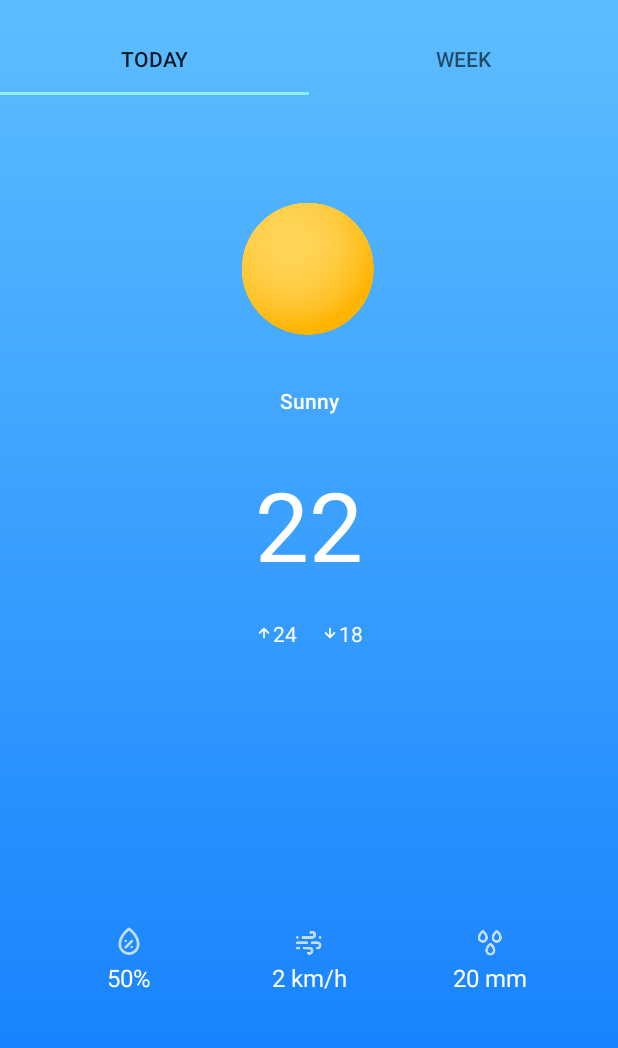
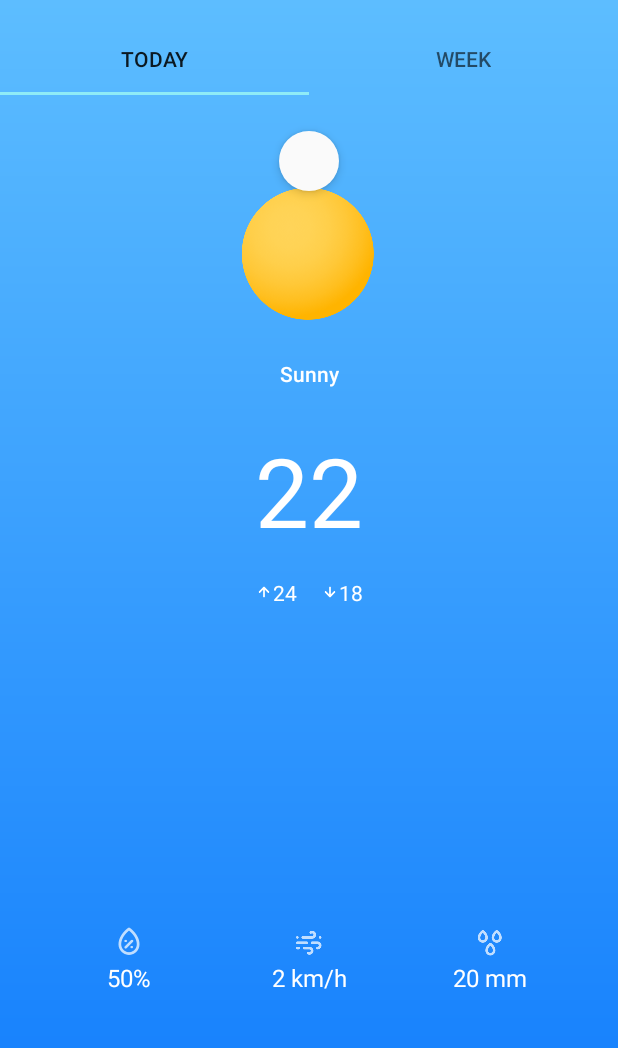
Before and after one commit to Cvt69/WeatherApp, an Android app: the screen it shows after launch (MainActivity), on a phone screen of 412 x 824 dp, the part 137-1185 px from its top. Run offline under Robolectric (Android 15) with nearby library versions, the phone set to English and light mode, and no system bars.

Commit message:
Correcao Tela today, conexao do json com o fragment today

```diff
--- a/app/src/main/java/com/example/firstapp/stdio/weatherapp/fragments/TodayFragment.kt
+++ b/app/src/main/java/com/example/firstapp/stdio/weatherapp/fragments/TodayFragment.kt
@@ -6,21 +6,79 @@
 import android.view.LayoutInflater
 import android.view.View
 import android.view.ViewGroup
+import android.widget.ImageView
+import android.widget.TextView
+import androidx.lifecycle.Observer
+import androidx.lifecycle.ViewModel
+import androidx.lifecycle.ViewModelProviders
+import androidx.swiperefreshlayout.widget.SwipeRefreshLayout
 
 import com.example.firstapp.stdio.weatherapp.R
+import com.example.firstapp.stdio.weatherapp.model.WeatherModel
+import com.example.firstapp.stdio.weatherapp.model.WeatherRequest
+import kotlinx.android.synthetic.main.fragment_week.*
+import java.lang.String
 
 /**
  * A simple [Fragment] subclass.
  */
 class TodayFragment : Fragment() {
 
+    private lateinit var forecast: TextView
+    private lateinit var windSpeed: TextView
+    private lateinit var viewHumitidy: TextView
+    private lateinit var viewPrecipitation: TextView
+    private lateinit var viewTemp: TextView
+    private lateinit var viewMaxTemp: TextView
+    private lateinit var viewMinTemp: TextView
+    private lateinit var imageTemp: ImageView
+    private lateinit var swiper: SwipeRefreshLayout
+    private lateinit var weatherViewModel: WeatherViewModel
+
     override fun onCreateView(
         inflater: LayoutInflater, container: ViewGroup?,
         savedInstanceState: Bundle?
     ): View? {
+        weatherViewModel = ViewModelProviders.of(this).get(WeatherViewModel::class.java)
         // Inflate the layout for this fragment
         return inflater.inflate(R.layout.fragment_today, container, false)
     }
 
+    override fun onViewCreated(view: View, savedInstanceState: Bundle?) {
+        super.onViewCreated(view, savedInstanceState)
+        forecast = view.findViewById(R.id.textViewForecast)
+        windSpeed = view.findViewById(R.id.textViewWindSpeed)
+        viewHumitidy = view.findViewById(R.id.textViewHumidity)
+        viewPrecipitation = view.findViewById(R.id.textViewPrecipitation)
+        viewTemp = view.findViewById(R.id.textViewTemp)
+        viewMaxTemp = view.findViewById(R.id.textViewMaxTemp)
+        viewMinTemp = view.findViewById(R.id.textViewMinTemp)
+        swiper = view.findViewById(R.id.swipeRefresh)
+        imageTemp = view.findViewById(R.id.imageView)
+        swiper.setOnRefreshListener (  weatherViewModel::loadWeather )
+        weatherViewModel.weather.observe(this, Observer { weatherRequest ->
+            swiper.isRefreshing = false
+            updateUI(weatherRequest.today)
+        })
+    }
+
+    fun updateUI(weather: WeatherModel){
+        forecast.setText(weather.forecast)
+        windSpeed.setText(String.valueOf(weather.wind_speed))
+        viewHumitidy.setText(String.valueOf(weather.humidity))
+        viewPrecipitation.setText(String.valueOf(weather.precipitation))
+        viewTemp.setText(String.valueOf(weather.temp))
+        viewMaxTemp.setText(String.valueOf(weather.max_temp))
+        viewMinTemp.setText(String.valueOf(weather.min_temp))
+
+
+    }
+
+
+    override fun onStart() {
+        super.onStart()
+        swiper.isRefreshing = true
+        weatherViewModel.loadWeather()
+    }
 
 }
--- a/app/src/main/java/com/example/firstapp/stdio/weatherapp/fragments/WeekWeatherAdapter.kt
+++ b/app/src/main/java/com/example/firstapp/stdio/weatherapp/fragments/WeekWeatherAdapter.kt
@@ -47,7 +47,7 @@
             textViewTitle.setText(model.title)
             textViewForecastWeek.setText(model.forecast)
             textViewMaxTempWeek.setText(String.valueOf(model.max_temp))
-            textViewMinTempWeek.setText(String.valueOf(model.min_tempo))
+            textViewMinTempWeek.setText(String.valueOf(model.min_temp))
         }
     }
 
--- a/app/src/main/java/com/example/firstapp/stdio/weatherapp/model/WeatherModel.kt
+++ b/app/src/main/java/com/example/firstapp/stdio/weatherapp/model/WeatherModel.kt
@@ -7,7 +7,7 @@
     var forecast: String,
     var temp: Integer,
     var max_temp: Integer,
-    var min_tempo: Integer,
+    var min_temp: Integer,
     var humidity: Integer,
     var wind_speed: Integer,
     var precipitation: Integer
--- a/app/src/main/res/layout/fragment_today.xml
+++ b/app/src/main/res/layout/fragment_today.xml
@@ -1,19 +1,22 @@
 <?xml version="1.0" encoding="utf-8"?>
-<androidx.constraintlayout.widget.ConstraintLayout xmlns:android="http://schemas.android.com/apk/res/android"
+<androidx.swiperefreshlayout.widget.SwipeRefreshLayout xmlns:android="http://schemas.android.com/apk/res/android"
+    android:id="@+id/swipeRefresh"
     xmlns:app="http://schemas.android.com/apk/res-auto"
     xmlns:tools="http://schemas.android.com/tools"
     android:layout_width="match_parent"
     android:layout_height="match_parent"
     tools:context=".fragments.TodayFragment">
 
-    <!-- TODO: Update blank fragment layout -->
+    <androidx.constraintlayout.widget.ConstraintLayout
+        android:layout_width="match_parent"
+        android:layout_height="match_parent">
 
 
         <ImageView
             android:id="@+id/imageView"
             android:layout_width="wrap_content"
             android:layout_height="wrap_content"
-        android:layout_marginTop="56dp"
+            android:layout_marginTop="46dp"
             android:src="@drawable/image_sunny"
             app:layout_constraintEnd_toEndOf="parent"
             app:layout_constraintHorizontal_bias="0.498"
@@ -24,62 +27,62 @@
             android:id="@+id/textViewForecast"
             android:layout_width="wrap_content"
             android:layout_height="wrap_content"
-        android:layout_marginTop="18dp"
+            android:layout_marginTop="10dp"
             android:text="Sunny"
             android:textAppearance="@style/TextAppearance.AppCompat.Body2"
+            android:textColor="#ffffff"
+            android:textSize="14sp"
             app:layout_constraintEnd_toEndOf="parent"
             app:layout_constraintStart_toStartOf="parent"
-        app:layout_constraintTop_toBottomOf="@+id/imageView"
-        android:textSize="14sp"
-        android:textColor="#ffffff"/>
+            app:layout_constraintTop_toBottomOf="@+id/imageView" />
 
         <TextView
             android:id="@+id/textViewWindSpeed"
             android:layout_width="wrap_content"
             android:layout_height="wrap_content"
             android:layout_marginBottom="60dp"
+            android:drawableTop="@drawable/ic_wind_24_px"
+            android:padding="10dp"
             android:text="2 km/h"
+            android:textColor="#ffffff"
+            android:textSize="16sp"
             app:layout_constraintBottom_toBottomOf="parent"
             app:layout_constraintEnd_toEndOf="parent"
-        app:layout_constraintStart_toStartOf="parent"
-        android:drawableTop="@drawable/ic_wind_24_px"
-        android:padding="10dp"
-        android:textSize="16sp"
-        android:textColor="#ffffff"/>
+            app:layout_constraintStart_toStartOf="parent" />
 
         <TextView
             android:id="@+id/textViewHumidity"
             android:layout_width="wrap_content"
             android:layout_height="wrap_content"
             android:layout_marginBottom="60dp"
+            android:drawableTop="@drawable/ic_humidity_24_px"
+            android:padding="10dp"
             android:text="50%"
+            android:textColor="#ffffff"
+            android:textSize="16sp"
             app:layout_constraintBottom_toBottomOf="parent"
             app:layout_constraintEnd_toStartOf="@+id/textViewWindSpeed"
-        app:layout_constraintStart_toStartOf="parent"
-        android:drawableTop="@drawable/ic_humidity_24_px"
-        android:padding="10dp"
-        android:textSize="16sp"
-        android:textColor="#ffffff"/>
+            app:layout_constraintStart_toStartOf="parent" />
 
         <TextView
             android:id="@+id/textViewPrecipitation"
             android:layout_width="wrap_content"
             android:layout_height="wrap_content"
             android:layout_marginBottom="60dp"
+            android:drawableTop="@drawable/ic_water_24_px"
+            android:padding="10dp"
             android:text="20 mm"
+            android:textColor="#ffffff"
+            android:textSize="16sp"
             app:layout_constraintBottom_toBottomOf="parent"
             app:layout_constraintEnd_toEndOf="parent"
-        app:layout_constraintStart_toEndOf="@+id/textViewWindSpeed"
-        android:drawableTop="@drawable/ic_water_24_px"
-        android:padding="10dp"
-        android:textSize="16sp"
-        android:textColor="#ffffff"/>
+            app:layout_constraintStart_toEndOf="@+id/textViewWindSpeed" />
 
         <TextView
             android:id="@+id/textViewTemp"
             android:layout_width="wrap_content"
             android:layout_height="wrap_content"
-        android:layout_marginTop="30dp"
+            android:layout_marginTop="25dp"
             android:text="22"
             android:textColor="#ffffff"
             android:textSize="64sp"
@@ -91,7 +94,7 @@
             android:id="@+id/textViewMaxTemp"
             android:layout_width="wrap_content"
             android:layout_height="wrap_content"
-        android:layout_marginTop="20dp"
+            android:layout_marginTop="15dp"
             android:drawableLeft="@drawable/ic_max_12_px"
             android:text="24"
             android:textColor="#ffffff"
@@ -105,7 +108,7 @@
             android:id="@+id/textViewMinTemp"
             android:layout_width="wrap_content"
             android:layout_height="wrap_content"
-        android:layout_marginTop="20dp"
+            android:layout_marginTop="15dp"
             android:drawableLeft="@drawable/ic_min_12_px"
             android:text="18"
             android:textColor="#ffffff"
@@ -116,3 +119,6 @@
             app:layout_constraintTop_toBottomOf="@+id/textViewTemp" />
 
     </androidx.constraintlayout.widget.ConstraintLayout>
+
+
+</androidx.swiperefreshlayout.widget.SwipeRefreshLayout>
```
Lines whose indentation alone changed are shown as unchanged.
